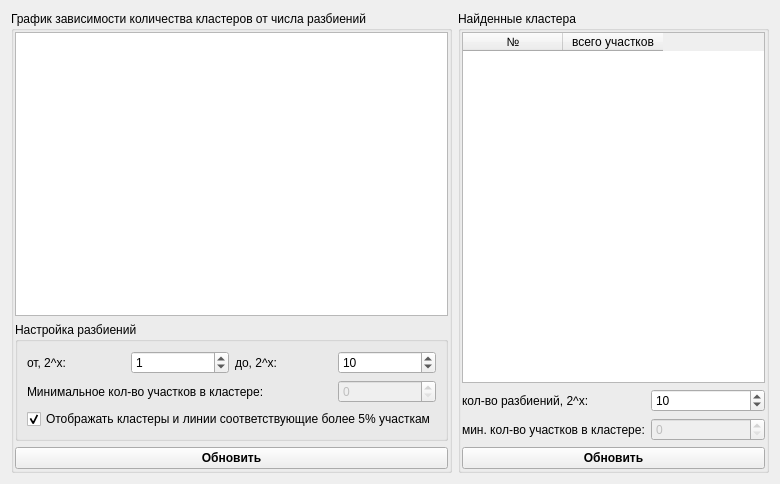
This is src/splitsclusterisationtune.ui in zOrg1331/qznonstat as Qt 5 draws it before an edit. The edited form follows.
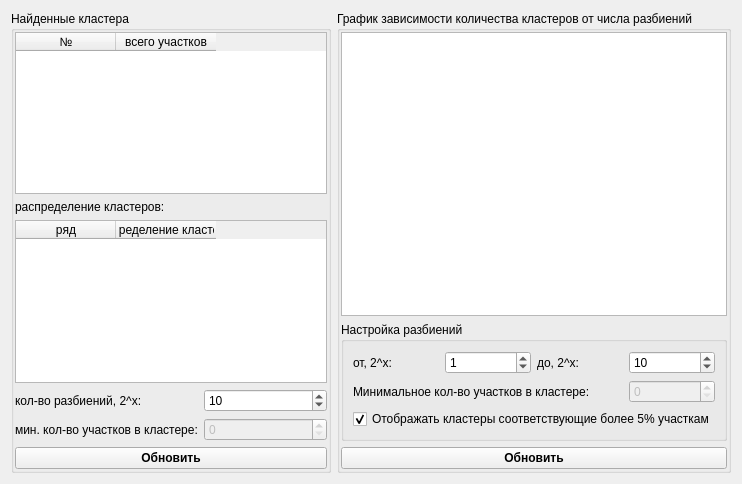
This is the edited form.

Commit message:
окно отчета по кластеризации удалил
виджет с распределением кластеров перенес в "настройку параметров
кластеризации"

```diff
--- a/src/splitsclusterisationtune.ui
+++ b/src/splitsclusterisationtune.ui
@@ -6,7 +6,7 @@
    <rect>
     <x>0</x>
     <y>0</y>
-    <width>780</width>
+    <width>742</width>
     <height>484</height>
    </rect>
   </property>
@@ -16,6 +16,116 @@
   <layout class="QVBoxLayout" name="verticalLayout_3">
    <item>
     <layout class="QHBoxLayout" name="horizontalLayout">
+     <item>
+      <widget class="QGroupBox" name="groupBox_2">
+       <property name="title">
+        <string>Найденные кластера</string>
+       </property>
+       <layout class="QVBoxLayout" name="verticalLayout_2">
+        <property name="margin">
+         <number>1</number>
+        </property>
+        <item>
+         <layout class="QGridLayout" name="gridLayout_2">
+          <item row="0" column="0" colspan="2">
+           <widget class="QTableWidget" name="clustersTable">
+            <property name="sizePolicy">
+             <sizepolicy hsizetype="Minimum" vsizetype="Expanding">
+              <horstretch>0</horstretch>
+              <verstretch>0</verstretch>
+             </sizepolicy>
+            </property>
+            <property name="editTriggers">
+             <set>QAbstractItemView::NoEditTriggers</set>
+            </property>
+            <attribute name="verticalHeaderVisible">
+             <bool>false</bool>
+            </attribute>
+            <column>
+             <property name="text">
+              <string>№</string>
+             </property>
+            </column>
+            <column>
+             <property name="text">
+              <string>всего участков</string>
+             </property>
+            </column>
+           </widget>
+          </item>
+          <item row="3" column="0">
+           <widget class="QLabel" name="maxPartsCntLabel_2">
+            <property name="text">
+             <string>кол-во разбиений, 2^x:</string>
+            </property>
+           </widget>
+          </item>
+          <item row="3" column="1">
+           <widget class="QSpinBox" name="partsCntEdit">
+            <property name="minimum">
+             <number>0</number>
+            </property>
+            <property name="maximum">
+             <number>99999</number>
+            </property>
+            <property name="value">
+             <number>10</number>
+            </property>
+           </widget>
+          </item>
+          <item row="4" column="0">
+           <widget class="QLabel" name="minPartsCntLabel_2">
+            <property name="text">
+             <string>мин. кол-во участков в кластере:</string>
+            </property>
+           </widget>
+          </item>
+          <item row="4" column="1">
+           <widget class="QSpinBox" name="minPartsCntEdit_2">
+            <property name="enabled">
+             <bool>false</bool>
+            </property>
+           </widget>
+          </item>
+          <item row="5" column="0" colspan="2">
+           <widget class="QPushButton" name="calcClustersButton">
+            <property name="font">
+             <font>
+              <weight>75</weight>
+              <bold>true</bold>
+             </font>
+            </property>
+            <property name="text">
+             <string>Обновить</string>
+            </property>
+           </widget>
+          </item>
+          <item row="1" column="0" colspan="2">
+           <widget class="QLabel" name="clusterDistributionLabel">
+            <property name="text">
+             <string>распределение кластеров:</string>
+            </property>
+           </widget>
+          </item>
+          <item row="2" column="0" colspan="2">
+           <widget class="QTableWidget" name="clusterDistributionTable">
+            <column>
+             <property name="text">
+              <string>ряд</string>
+             </property>
+            </column>
+            <column>
+             <property name="text">
+              <string>распределение кластеров</string>
+             </property>
+            </column>
+           </widget>
+          </item>
+         </layout>
+        </item>
+       </layout>
+      </widget>
+     </item>
      <item>
       <widget class="QGroupBox" name="groupBox">
        <property name="title">
@@ -97,7 +207,7 @@
              <item row="2" column="0" colspan="4">
               <widget class="QCheckBox" name="fivePercentLinesLimitBox">
                <property name="text">
-                <string>Отображать кластеры и линии соответствующие более 5% участкам</string>
+                <string>Отображать кластеры соответствующие более 5% участкам</string>
                </property>
                <property name="checked">
                 <bool>true</bool>
@@ -112,95 +222,6 @@
        </layout>
       </widget>
      </item>
-     <item>
-      <widget class="QGroupBox" name="groupBox_2">
-       <property name="title">
-        <string>Найденные кластера</string>
-       </property>
-       <layout class="QVBoxLayout" name="verticalLayout_2">
-        <property name="margin">
-         <number>1</number>
-        </property>
-        <item>
-         <layout class="QGridLayout" name="gridLayout_2">
-          <item row="0" column="0" colspan="2">
-           <widget class="QTableWidget" name="clustersTable">
-            <property name="sizePolicy">
-             <sizepolicy hsizetype="Minimum" vsizetype="Expanding">
-              <horstretch>0</horstretch>
-              <verstretch>0</verstretch>
-             </sizepolicy>
-            </property>
-            <property name="editTriggers">
-             <set>QAbstractItemView::NoEditTriggers</set>
-            </property>
-            <attribute name="verticalHeaderVisible">
-             <bool>false</bool>
-            </attribute>
-            <column>
-             <property name="text">
-              <string>№</string>
-             </property>
-            </column>
-            <column>
-             <property name="text">
-              <string>всего участков</string>
-             </property>
-            </column>
-           </widget>
-          </item>
-          <item row="1" column="0">
-           <widget class="QLabel" name="maxPartsCntLabel_2">
-            <property name="text">
-             <string>кол-во разбиений, 2^x:</string>
-            </property>
-           </widget>
-          </item>
-          <item row="1" column="1">
-           <widget class="QSpinBox" name="partsCntEdit">
-            <property name="minimum">
-             <number>0</number>
-            </property>
-            <property name="maximum">
-             <number>99999</number>
-            </property>
-            <property name="value">
-             <number>10</number>
-            </property>
-           </widget>
-          </item>
-          <item row="2" column="0">
-           <widget class="QLabel" name="minPartsCntLabel_2">
-            <property name="text">
-             <string>мин. кол-во участков в кластере:</string>
-            </property>
-           </widget>
-          </item>
-          <item row="2" column="1">
-           <widget class="QSpinBox" name="minPartsCntEdit_2">
-            <property name="enabled">
-             <bool>false</bool>
-            </property>
-           </widget>
-          </item>
-          <item row="3" column="0" colspan="2">
-           <widget class="QPushButton" name="calcClustersButton">
-            <property name="font">
-             <font>
-              <weight>75</weight>
-              <bold>true</bold>
-             </font>
-            </property>
-            <property name="text">
-             <string>Обновить</string>
-            </property>
-           </widget>
-          </item>
-         </layout>
-        </item>
-       </layout>
-      </widget>
-     </item>
     </layout>
    </item>
   </layout>
```
The commit also changes 7 other files.
